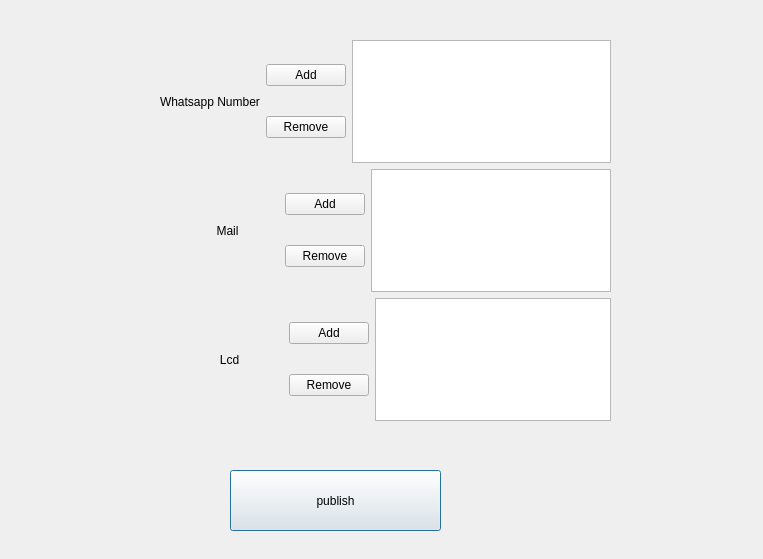
Above: SmartHomeTemperature/smarthometemperature.ui from Abdulrahman-Yasser/SmartHome_QT5_LocalMQTT before the change. Below: the same form after it.
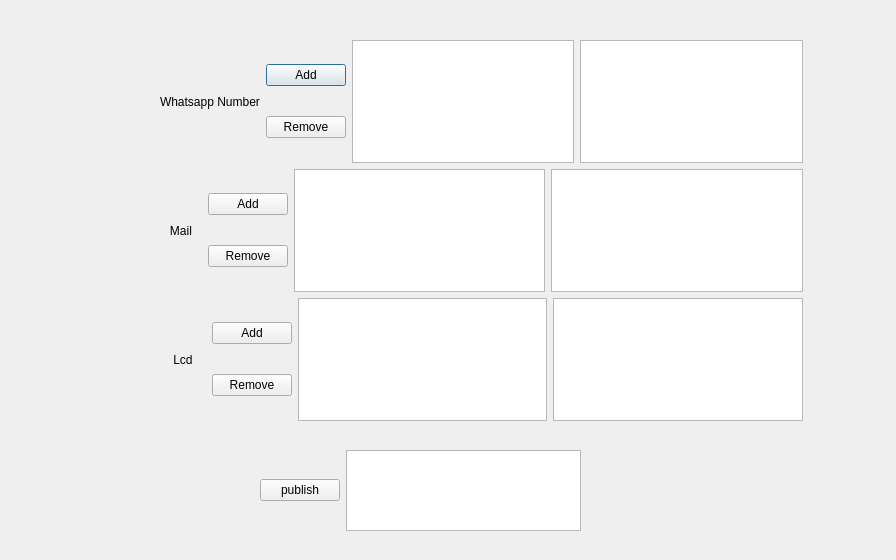
That is the form after the change.

Diff of the .ui file:
```diff
--- a/SmartHomeTemperature/smarthometemperature.ui
+++ b/SmartHomeTemperature/smarthometemperature.ui
@@ -6,32 +6,19 @@
    <rect>
     <x>0</x>
     <y>0</y>
-    <width>763</width>
-    <height>559</height>
+    <width>896</width>
+    <height>560</height>
    </rect>
   </property>
   <property name="windowTitle">
    <string>Dialog</string>
   </property>
-  <widget class="QPushButton" name="pushButton_7">
-   <property name="geometry">
-    <rect>
-     <x>230</x>
-     <y>470</y>
-     <width>211</width>
-     <height>61</height>
-    </rect>
-   </property>
-   <property name="text">
-    <string>publish</string>
-   </property>
-  </widget>
-  <widget class="QWidget" name="">
+  <widget class="QWidget" name="layoutWidget">
    <property name="geometry">
     <rect>
      <x>160</x>
      <y>40</y>
-     <width>451</width>
+     <width>643</width>
      <height>381</height>
     </rect>
    </property>
@@ -66,6 +53,23 @@
       <item>
        <widget class="QTextEdit" name="te_whatsapp"/>
       </item>
+      <item>
+       <widget class="QTextEdit" name="te_whatsapp_URL">
+        <property name="whatsThis">
+         <string>&lt;html&gt;&lt;head/&gt;&lt;body&gt;&lt;p&gt;Special URL&lt;/p&gt;&lt;p&gt;&lt;br/&gt;&lt;/p&gt;&lt;p&gt;&lt;br/&gt;&lt;/p&gt;&lt;/body&gt;&lt;/html&gt;</string>
+        </property>
+        <property name="html">
+         <string>&lt;!DOCTYPE HTML PUBLIC &quot;-//W3C//DTD HTML 4.0//EN&quot; &quot;http://www.w3.org/TR/REC-html40/strict.dtd&quot;&gt;
+&lt;html&gt;&lt;head&gt;&lt;meta name=&quot;qrichtext&quot; content=&quot;1&quot; /&gt;&lt;meta charset=&quot;utf-8&quot; /&gt;&lt;style type=&quot;text/css&quot;&gt;
+p, li { white-space: pre-wrap; }
+hr { height: 1px; border-width: 0; }
+li.unchecked::marker { content: &quot;\2610&quot;; }
+li.checked::marker { content: &quot;\2612&quot;; }
+&lt;/style&gt;&lt;/head&gt;&lt;body style=&quot; font-family:'Ubuntu'; font-size:11pt; font-weight:400; font-style:normal;&quot;&gt;
+&lt;p style=&quot;-qt-paragraph-type:empty; margin-top:0px; margin-bottom:0px; margin-left:0px; margin-right:0px; -qt-block-indent:0; text-indent:0px;&quot;&gt;&lt;br /&gt;&lt;/p&gt;&lt;/body&gt;&lt;/html&gt;</string>
+        </property>
+       </widget>
+      </item>
      </layout>
     </item>
     <item>
@@ -73,7 +77,7 @@
       <item>
        <widget class="QLabel" name="label_2">
         <property name="text">
-         <string>                 Mail            </string>
+         <string>   Mail   </string>
         </property>
        </widget>
       </item>
@@ -98,6 +102,23 @@
       <item>
        <widget class="QTextEdit" name="te_mail"/>
       </item>
+      <item>
+       <widget class="QTextEdit" name="te_mail_URL">
+        <property name="whatsThis">
+         <string>&lt;html&gt;&lt;head/&gt;&lt;body&gt;&lt;p&gt;Special URL&lt;/p&gt;&lt;/body&gt;&lt;/html&gt;</string>
+        </property>
+        <property name="html">
+         <string>&lt;!DOCTYPE HTML PUBLIC &quot;-//W3C//DTD HTML 4.0//EN&quot; &quot;http://www.w3.org/TR/REC-html40/strict.dtd&quot;&gt;
+&lt;html&gt;&lt;head&gt;&lt;meta name=&quot;qrichtext&quot; content=&quot;1&quot; /&gt;&lt;meta charset=&quot;utf-8&quot; /&gt;&lt;style type=&quot;text/css&quot;&gt;
+p, li { white-space: pre-wrap; }
+hr { height: 1px; border-width: 0; }
+li.unchecked::marker { content: &quot;\2610&quot;; }
+li.checked::marker { content: &quot;\2612&quot;; }
+&lt;/style&gt;&lt;/head&gt;&lt;body style=&quot; font-family:'Ubuntu'; font-size:11pt; font-weight:400; font-style:normal;&quot;&gt;
+&lt;p style=&quot;-qt-paragraph-type:empty; margin-top:0px; margin-bottom:0px; margin-left:0px; margin-right:0px; -qt-block-indent:0; text-indent:0px;&quot;&gt;&lt;br /&gt;&lt;/p&gt;&lt;/body&gt;&lt;/html&gt;</string>
+        </property>
+       </widget>
+      </item>
      </layout>
     </item>
     <item>
@@ -105,7 +126,7 @@
       <item>
        <widget class="QLabel" name="label_3">
         <property name="text">
-         <string>                  Lcd             </string>
+         <string>    Lcd    </string>
         </property>
        </widget>
       </item>
@@ -130,10 +151,63 @@
       <item>
        <widget class="QTextEdit" name="te_lcd"/>
       </item>
+      <item>
+       <widget class="QTextEdit" name="te_lcd_URL">
+        <property name="whatsThis">
+         <string>&lt;html&gt;&lt;head/&gt;&lt;body&gt;&lt;p&gt;Special URL&lt;/p&gt;&lt;/body&gt;&lt;/html&gt;</string>
+        </property>
+        <property name="html">
+         <string>&lt;!DOCTYPE HTML PUBLIC &quot;-//W3C//DTD HTML 4.0//EN&quot; &quot;http://www.w3.org/TR/REC-html40/strict.dtd&quot;&gt;
+&lt;html&gt;&lt;head&gt;&lt;meta name=&quot;qrichtext&quot; content=&quot;1&quot; /&gt;&lt;meta charset=&quot;utf-8&quot; /&gt;&lt;style type=&quot;text/css&quot;&gt;
+p, li { white-space: pre-wrap; }
+hr { height: 1px; border-width: 0; }
+li.unchecked::marker { content: &quot;\2610&quot;; }
+li.checked::marker { content: &quot;\2612&quot;; }
+&lt;/style&gt;&lt;/head&gt;&lt;body style=&quot; font-family:'Ubuntu'; font-size:11pt; font-weight:400; font-style:normal;&quot;&gt;
+&lt;p style=&quot;-qt-paragraph-type:empty; margin-top:0px; margin-bottom:0px; margin-left:0px; margin-right:0px; -qt-block-indent:0; text-indent:0px;&quot;&gt;&lt;br /&gt;&lt;/p&gt;&lt;/body&gt;&lt;/html&gt;</string>
+        </property>
+       </widget>
+      </item>
      </layout>
     </item>
    </layout>
   </widget>
+  <widget class="QWidget" name="layoutWidget">
+   <property name="geometry">
+    <rect>
+     <x>260</x>
+     <y>450</y>
+     <width>321</width>
+     <height>81</height>
+    </rect>
+   </property>
+   <layout class="QHBoxLayout" name="horizontalLayout">
+    <item>
+     <widget class="QPushButton" name="pushButton_7">
+      <property name="text">
+       <string>publish</string>
+      </property>
+     </widget>
+    </item>
+    <item>
+     <widget class="QTextEdit" name="te_local_URL">
+      <property name="whatsThis">
+       <string>&lt;html&gt;&lt;head/&gt;&lt;body&gt;&lt;p&gt;Special URL&lt;/p&gt;&lt;/body&gt;&lt;/html&gt;</string>
+      </property>
+      <property name="html">
+       <string>&lt;!DOCTYPE HTML PUBLIC &quot;-//W3C//DTD HTML 4.0//EN&quot; &quot;http://www.w3.org/TR/REC-html40/strict.dtd&quot;&gt;
+&lt;html&gt;&lt;head&gt;&lt;meta name=&quot;qrichtext&quot; content=&quot;1&quot; /&gt;&lt;meta charset=&quot;utf-8&quot; /&gt;&lt;style type=&quot;text/css&quot;&gt;
+p, li { white-space: pre-wrap; }
+hr { height: 1px; border-width: 0; }
+li.unchecked::marker { content: &quot;\2610&quot;; }
+li.checked::marker { content: &quot;\2612&quot;; }
+&lt;/style&gt;&lt;/head&gt;&lt;body style=&quot; font-family:'Ubuntu'; font-size:11pt; font-weight:400; font-style:normal;&quot;&gt;
+&lt;p style=&quot;-qt-paragraph-type:empty; margin-top:0px; margin-bottom:0px; margin-left:0px; margin-right:0px; -qt-block-indent:0; text-indent:0px;&quot;&gt;&lt;br /&gt;&lt;/p&gt;&lt;/body&gt;&lt;/html&gt;</string>
+      </property>
+     </widget>
+    </item>
+   </layout>
+  </widget>
  </widget>
  <resources/>
  <connections/>
```
Left out of the diff: 1 changed line with no effect on the pictures.
